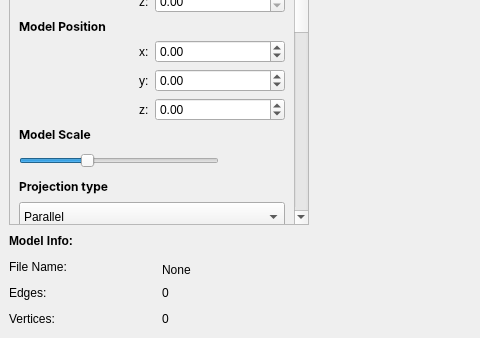
This is src/View/viewer.ui in LeygoodBeneke/3DViewer as Qt 5 draws it before an edit; both pictures show x 0 to 480 and y 144 to 482 of the 776 by 482 pixel window. The edited form follows.
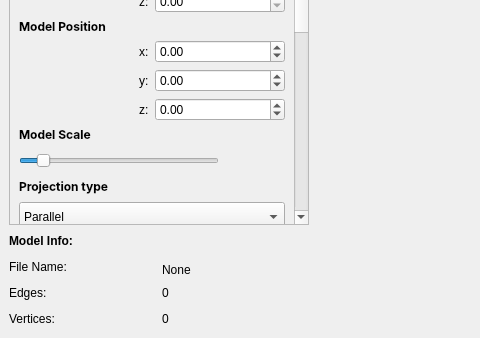
This is the edited form. Custom widgets are drawn as their Qt base class.

Diff of the .ui file:
```diff
--- a/src/View/viewer.ui
+++ b/src/View/viewer.ui
@@ -47,7 +47,7 @@
          <property name="geometry">
           <rect>
            <x>0</x>
-           <y>-460</y>
+           <y>-269</y>
            <width>275</width>
            <height>836</height>
           </rect>
@@ -319,13 +319,13 @@
              <number>1</number>
             </property>
             <property name="maximum">
-             <number>300</number>
+             <number>100</number>
             </property>
             <property name="singleStep">
              <number>1</number>
             </property>
             <property name="value">
-             <number>100</number>
+             <number>10</number>
             </property>
             <property name="tracking">
              <bool>true</bool>
```
